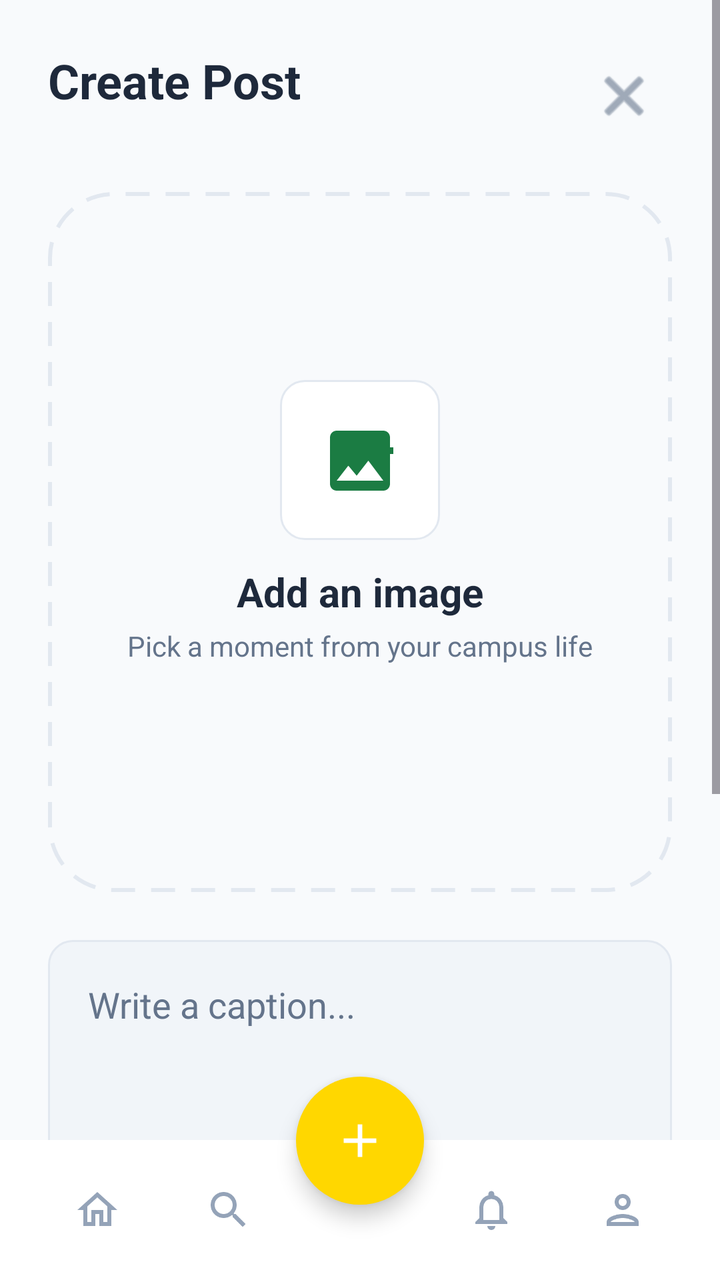
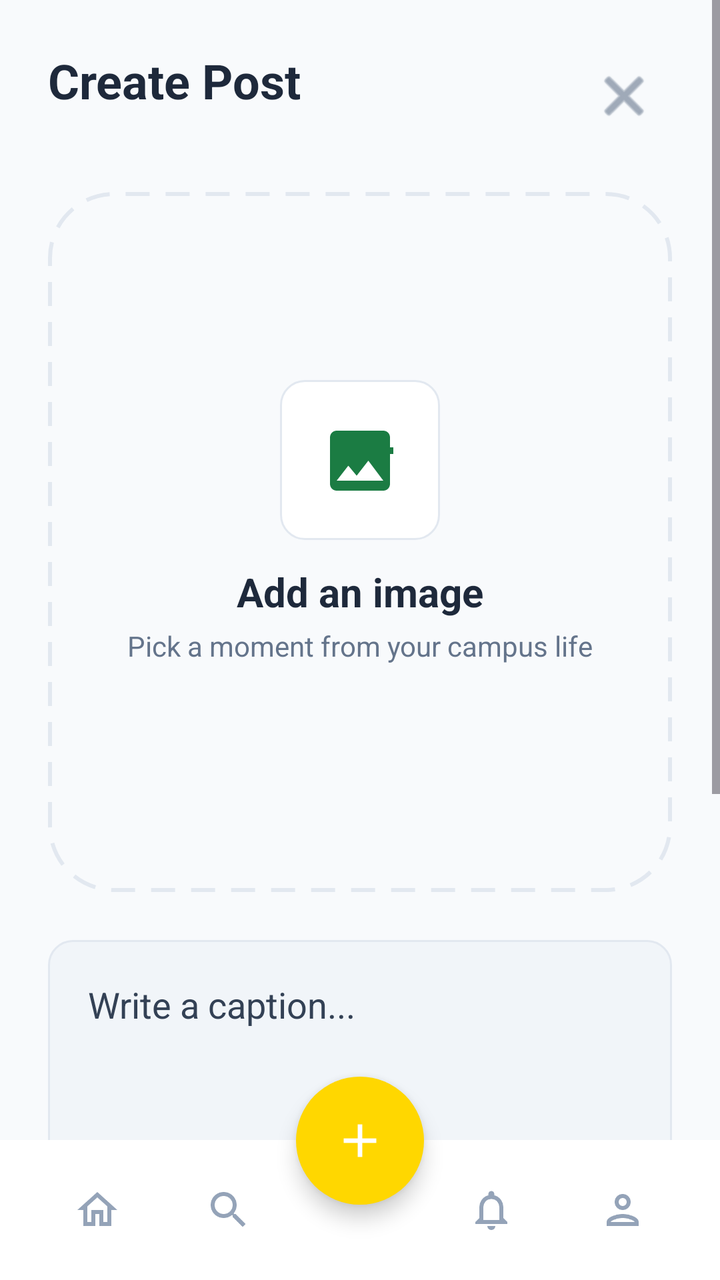

Compare the two renders of this Android layout. The source of the first and the diff that turns it into the second are given below.
<!-- AndroidManifest.xml: application theme Theme.BAUSThub -->
<!-- res/layout/activity_create_post.xml -->
<?xml version="1.0" encoding="utf-8"?>
<androidx.constraintlayout.widget.ConstraintLayout xmlns:android="http://schemas.android.com/apk/res/android"
    xmlns:app="http://schemas.android.com/apk/res-auto"
    android:layout_width="match_parent"
    android:layout_height="match_parent"
    android:background="@color/bg_light"
    android:clipChildren="false"
    android:clipToPadding="false">

    <ScrollView
        android:layout_width="match_parent"
        android:layout_height="0dp"
        app:layout_constraintBottom_toTopOf="@+id/bottomNavContainer"
        app:layout_constraintTop_toTopOf="parent">

        <LinearLayout
            android:layout_width="match_parent"
            android:layout_height="wrap_content"
            android:orientation="vertical"
            android:padding="24dp">

            
            <RelativeLayout
                android:layout_width="match_parent"
                android:layout_height="wrap_content">

                <TextView
                    android:layout_width="wrap_content"
                    android:layout_height="wrap_content"
                    android:text="Create Post"
                    android:textColor="@color/text_dark"
                    android:textSize="24sp"
                    android:textStyle="bold" />

                <ImageButton
                    android:id="@+id/btnClose"
                    android:layout_width="48dp"
                    android:layout_height="48dp"
                    android:layout_alignParentEnd="true"
                    android:background="?attr/selectableItemBackgroundBorderless"
                    android:src="@android:drawable/ic_menu_close_clear_cancel"
                    app:tint="@color/text_grey"
                    android:contentDescription="Close" />
            </RelativeLayout>

            
            <androidx.constraintlayout.widget.ConstraintLayout
                android:id="@+id/btnUploadImage"
                android:layout_width="match_parent"
                android:layout_height="350dp"
                android:layout_marginTop="24dp"
                android:background="@drawable/dashed_border_card"
                android:clickable="true"
                android:focusable="true">

                <LinearLayout
                    android:layout_width="wrap_content"
                    android:layout_height="wrap_content"
                    android:gravity="center"
                    android:orientation="vertical"
                    app:layout_constraintBottom_toBottomOf="parent"
                    app:layout_constraintEnd_toEndOf="parent"
                    app:layout_constraintStart_toStartOf="parent"
                    app:layout_constraintTop_toTopOf="parent">

                    <View
                        android:layout_width="80dp"
                        android:layout_height="80dp"
                        android:background="@drawable/google_button_bg" />

                    <ImageView
                        android:layout_width="40dp"
                        android:layout_height="40dp"
                        android:layout_marginTop="-60dp"
                        android:src="@drawable/ic_add_photo"
                        android:contentDescription="Add Photo Icon" />

                    <TextView
                        android:layout_width="wrap_content"
                        android:layout_height="wrap_content"
                        android:layout_marginTop="32dp"
                        android:text="Add an image"
                        android:textColor="@color/text_dark"
                        android:textSize="20sp"
                        android:textStyle="bold" />

                    <TextView
                        android:layout_width="wrap_content"
                        android:layout_height="wrap_content"
                        android:layout_marginTop="4dp"
                        android:text="Pick a moment from your campus life"
                        android:textColor="@color/text_grey"
                        android:textSize="14sp" />
                </LinearLayout>

                <ImageView
                    android:id="@+id/ivSelectedImage"
                    android:layout_width="match_parent"
                    android:layout_height="match_parent"
                    android:scaleType="centerCrop"
                    android:visibility="gone"
                    android:contentDescription="Selected Image" />
            </androidx.constraintlayout.widget.ConstraintLayout>

            
            <EditText
                android:id="@+id/etCaption"
                android:layout_width="match_parent"
                android:layout_height="180dp"
                android:layout_marginTop="24dp"
                android:background="@drawable/edit_text_bg"
                android:gravity="top"
                android:hint="Write a caption..."
                android:padding="20dp"
                android:textColor="@color/text_dark"
                android:textColorHint="@color/text_grey"
                android:textSize="18sp"
                android:inputType="textMultiLine" />

            
            <LinearLayout
                android:id="@+id/btnShare"
                android:layout_width="match_parent"
                android:layout_height="64dp"
                android:layout_marginTop="24dp"
                android:background="@drawable/button_bg"
                android:clickable="true"
                android:focusable="true"
                android:gravity="center">

                <ProgressBar
                    android:id="@+id/pbUpload"
                    android:layout_width="24dp"
                    android:layout_height="24dp"
                    android:layout_marginEnd="12dp"
                    android:indeterminateTint="@color/white"
                    android:visibility="gone" />

                <ImageView
                    android:id="@+id/ivSendIcon"
                    android:layout_width="24dp"
                    android:layout_height="24dp"
                    android:layout_marginEnd="12dp"
                    android:src="@drawable/ic_send"
                    android:contentDescription="Send Icon" />

                <TextView
                    android:id="@+id/tvShare"
                    android:layout_width="wrap_content"
                    android:layout_height="wrap_content"
                    android:text="Share to BAUSThub"
                    android:textColor="@color/white"
                    android:textSize="18sp"
                    android:textStyle="bold" />
            </LinearLayout>

        </LinearLayout>
    </ScrollView>

    
    <androidx.constraintlayout.widget.ConstraintLayout
        android:id="@+id/bottomNavContainer"
        android:layout_width="match_parent"
        android:layout_height="90dp"
        android:clipChildren="false"
        android:clipToPadding="false"
        app:layout_constraintBottom_toBottomOf="parent">

        <LinearLayout
            android:id="@+id/bottomNav"
            android:layout_width="match_parent"
            android:layout_height="70dp"
            android:background="@color/white"
            android:gravity="center_vertical"
            android:orientation="horizontal"
            android:paddingHorizontal="16dp"
            app:layout_constraintBottom_toBottomOf="parent">

            <ImageButton
                android:id="@+id/btnNavHome"
                android:layout_width="0dp"
                android:layout_height="match_parent"
                android:layout_weight="1"
                android:background="?attr/selectableItemBackgroundBorderless"
                android:src="@drawable/ic_nav_home"
                app:tint="#94A3B8"
                android:contentDescription="Home" />

            <ImageButton
                android:id="@+id/btnNavSearch"
                android:layout_width="0dp"
                android:layout_height="match_parent"
                android:layout_weight="1"
                android:background="?attr/selectableItemBackgroundBorderless"
                android:src="@drawable/ic_nav_search"
                app:tint="#94A3B8"
                android:contentDescription="Search" />

            <View
                android:layout_width="0dp"
                android:layout_height="match_parent"
                android:layout_weight="1" />

            <ImageButton
                android:id="@+id/btnNavNotifications"
                android:layout_width="0dp"
                android:layout_height="match_parent"
                android:layout_weight="1"
                android:background="?attr/selectableItemBackgroundBorderless"
                android:src="@drawable/ic_nav_notifications"
                app:tint="#94A3B8"
                android:contentDescription="Notifications" />

            <ImageButton
                android:id="@+id/btnNavProfile"
                android:layout_width="0dp"
                android:layout_height="match_parent"
                android:layout_weight="1"
                android:background="?attr/selectableItemBackgroundBorderless"
                android:src="@drawable/ic_nav_profile"
                app:tint="#94A3B8"
                android:contentDescription="Profile" />

        </LinearLayout>

        <ImageButton
            android:id="@+id/btnAdd"
            android:layout_width="64dp"
            android:layout_height="64dp"
            android:background="@drawable/circle_solid_yellow"
            android:elevation="6dp"
            android:padding="18dp"
            android:scaleType="fitCenter"
            android:src="@drawable/ic_nav_add"
            app:layout_constraintBottom_toTopOf="@+id/bottomNav"
            app:layout_constraintEnd_toEndOf="parent"
            app:layout_constraintStart_toStartOf="parent"
            app:layout_constraintTop_toTopOf="@+id/bottomNav"
            app:tint="@color/white"
            android:contentDescription="Add" />

    </androidx.constraintlayout.widget.ConstraintLayout>

</androidx.constraintlayout.widget.ConstraintLayout>
<!-- resources referenced by this layout -->
<resources>
  <color name="bg_light">#F8FAFC</color>
  <color name="text_dark">#1E293B</color>
  <color name="text_grey">#64748B</color>
  <color name="white">#FFFFFFFF</color>
  <!-- drawable button_bg (drawable) -->
  <?xml version="1.0" encoding="utf-8"?>
  <ripple xmlns:android="http://schemas.android.com/apk/res/android"
      android:color="#40FFFFFF">
      <item>
          <shape>
              <solid android:color="@color/baust_green" />
              <corners android:radius="12dp" />
          </shape>
      </item>
  </ripple>
  <!-- drawable circle_solid_yellow (drawable) -->
  <?xml version="1.0" encoding="utf-8"?>
  <shape xmlns:android="http://schemas.android.com/apk/res/android"
      android:shape="oval">
      <solid android:color="@color/baust_yellow" />
  </shape>
  <!-- drawable dashed_border_card (drawable) -->
  <?xml version="1.0" encoding="utf-8"?>
  <shape xmlns:android="http://schemas.android.com/apk/res/android">
      <solid android:color="@android:color/transparent" />
      <stroke
          android:width="2dp"
          android:color="@color/border_grey"
          android:dashGap="8dp"
          android:dashWidth="12dp" />
      <corners android:radius="32dp" />
  </shape>
  <!-- drawable edit_text_bg (drawable) -->
  <?xml version="1.0" encoding="utf-8"?>
  <shape xmlns:android="http://schemas.android.com/apk/res/android">
      <solid android:color="@color/input_bg" />
      <corners android:radius="12dp" />
      <stroke android:width="1dp" android:color="@color/border_grey" />
  </shape>
  <!-- drawable google_button_bg (drawable) -->
  <?xml version="1.0" encoding="utf-8"?>
  <ripple xmlns:android="http://schemas.android.com/apk/res/android"
      android:color="#10000000">
      <item>
          <shape>
              <solid android:color="@color/white" />
              <corners android:radius="12dp" />
              <stroke android:width="1dp" android:color="@color/border_grey" />
          </shape>
      </item>
  </ripple>
  <!-- drawable ic_nav_add (drawable) -->
  <vector xmlns:android="http://schemas.android.com/apk/res/android"
      android:width="24dp"
      android:height="24dp"
      android:viewportWidth="24"
      android:viewportHeight="24">
      <path
          android:fillColor="@color/white"
          android:pathData="M19,13h-6v6h-2v-6H5v-2h6V5h2v6h6v2z" />
  </vector>
  <!-- drawable ic_nav_home (drawable) -->
  <vector xmlns:android="http://schemas.android.com/apk/res/android"
      android:width="24dp"
      android:height="24dp"
      android:viewportWidth="24"
      android:viewportHeight="24">
      <path
          android:fillColor="@color/text_grey"
          android:pathData="M12,5.69l5,4.5V18h-2v-6H9v6H7v-7.81L12,5.69M12,3L2,12h3v8h6v-6h2v6h6v-8h3L12,3z" />
  </vector>
  <!-- drawable ic_nav_profile (drawable) -->
  <vector xmlns:android="http://schemas.android.com/apk/res/android"
      android:width="24dp"
      android:height="24dp"
      android:viewportWidth="24"
      android:viewportHeight="24">
      <path
          android:fillColor="@color/text_grey"
          android:pathData="M12,6c1.1,0 2,0.9 2,2s-0.9,2 -2,2 -2,-0.9 -2,-2 0.9,-2 2,-2m0,10c2.7,0 5.8,1.29 6,2H6c0.23,-0.72 3.31,-2 6,-2m0,-12C9.79,4 8,5.79 8,8s1.79,4 4,4 4,-1.79 4,-4 -1.79,-4 -4,-4zm0,10c-2.67,0 -8,1.33 -8,4v2h16v-2c0,-2.67 -5.33,-4 -8,-4z" />
  </vector>
  <!-- drawable ic_send (drawable) -->
  <vector xmlns:android="http://schemas.android.com/apk/res/android"
      android:width="24dp"
      android:height="24dp"
      android:viewportWidth="24"
      android:viewportHeight="24">
      <path
          android:fillColor="@color/white"
          android:pathData="M2.01,21L23,12 2.01,3 2,10l15,2 -15,2z" />
  </vector>
  <style name="Theme.BAUSThub" parent="Base.Theme.BAUSThub" />
  <color name="baust_green">#1B7C43</color>
  <color name="baust_yellow">#FFD700</color>
  <color name="border_grey">#E2E8F0</color>
  <color name="input_bg">#F1F5F9</color>
  <style name="Base.Theme.BAUSThub" parent="Theme.Material3.DayNight.NoActionBar">
          
          
      </style>
  <!-- unchanged entries left out for length: 3 -->
</resources>

<!-- the commit's change to res/layout/activity_create_post.xml (unified diff, before → after) -->
@@ -113,7 +113,7 @@
                 android:hint="Write a caption..."
                 android:padding="20dp"
                 android:textColor="@color/text_dark"
-                android:textColorHint="@color/text_grey"
+                android:textColorHint="@color/hint_dark"
                 android:textSize="18sp"
                 android:inputType="textMultiLine" />
 
<!-- resource entries referenced after the edit -->
@@ -1,6 +1,7 @@
 <!-- resources referenced by this layout -->
 <resources>
   <color name="bg_light">#F8FAFC</color>
+  <color name="hint_dark">#334155</color>
   <color name="text_dark">#1E293B</color>
   <color name="text_grey">#64748B</color>
   <color name="white">#FFFFFFFF</color>
